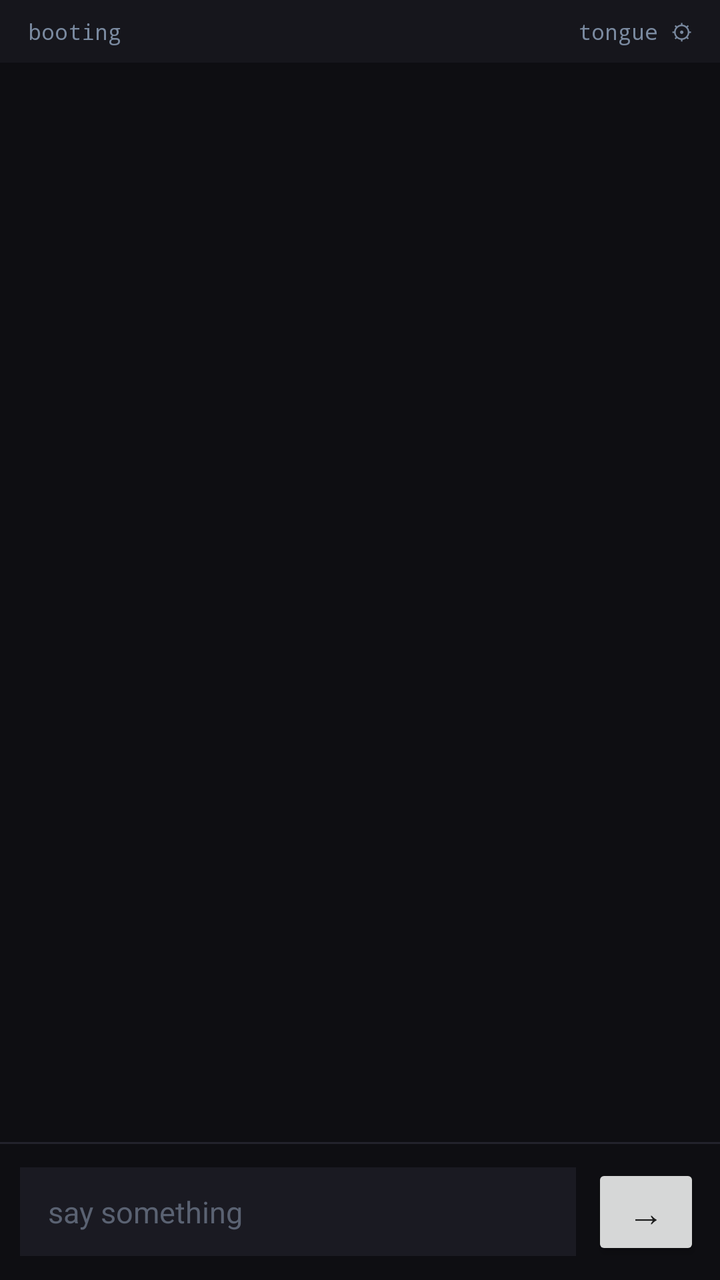
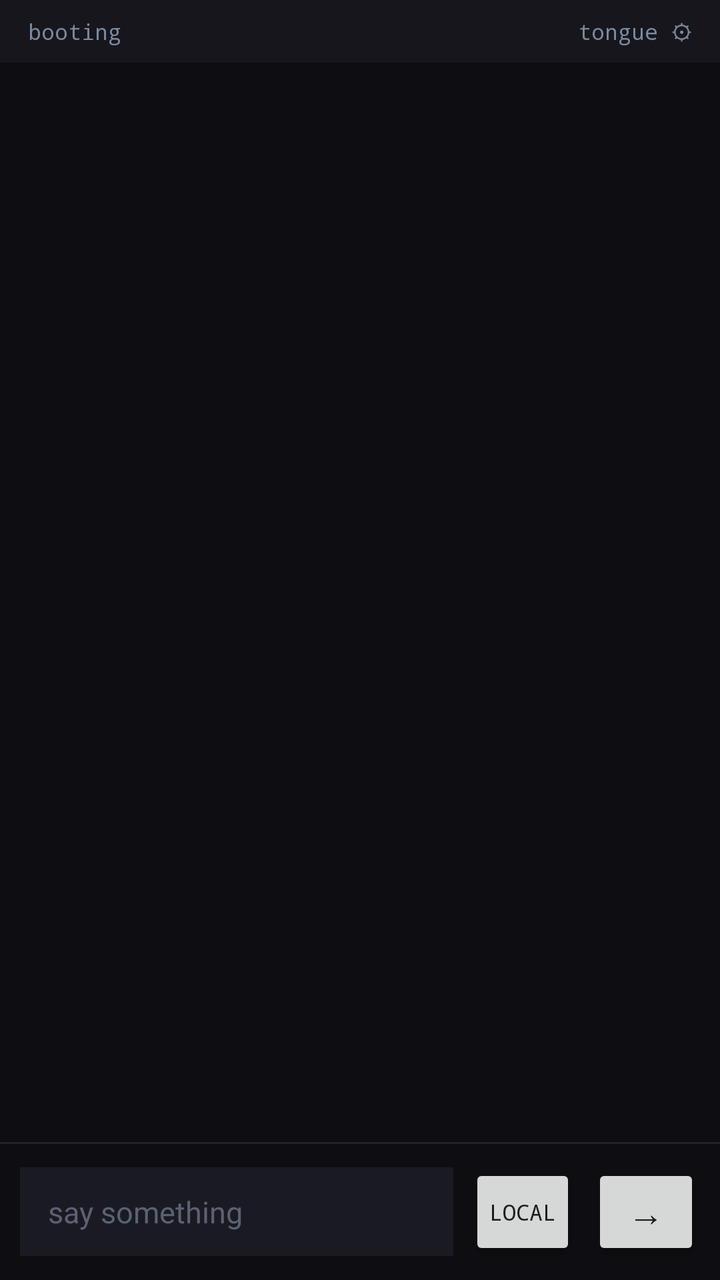

The first picture is an Android layout as it rendered before a commit; the second is the same layout after the commit. The layout source and the unified diff follow.
<!-- AndroidManifest.xml: application theme Theme.AppCompat.DayNight.NoActionBar -->
<!-- res/layout/activity_main.xml -->
<?xml version="1.0" encoding="utf-8"?>
<LinearLayout xmlns:android="http://schemas.android.com/apk/res/android"
    android:orientation="vertical"
    android:layout_width="match_parent"
    android:layout_height="match_parent"
    android:background="#0E0E12">

    
    <LinearLayout
        android:layout_width="match_parent"
        android:layout_height="wrap_content"
        android:background="#16161C"
        android:orientation="horizontal"
        android:gravity="center_vertical">
        <TextView
            android:id="@+id/status"
            android:layout_width="0dp"
            android:layout_height="wrap_content"
            android:layout_weight="1"
            android:paddingHorizontal="14dp"
            android:paddingVertical="8dp"
            android:fontFamily="monospace"
            android:textSize="11sp"
            android:textColor="#7A8AA0"
            android:text="booting" />
        <TextView
            android:id="@+id/settingsButton"
            android:layout_width="wrap_content"
            android:layout_height="wrap_content"
            android:paddingHorizontal="14dp"
            android:paddingVertical="8dp"
            android:fontFamily="monospace"
            android:textSize="11sp"
            android:textColor="#7A8AA0"
            android:text="tongue ⚙" />
    </LinearLayout>

    <ScrollView
        android:id="@+id/scroll"
        android:layout_width="match_parent"
        android:layout_height="0dp"
        android:layout_weight="1"
        android:paddingHorizontal="12dp"
        android:scrollbars="none">
        <TextView
            android:id="@+id/log"
            android:layout_width="match_parent"
            android:layout_height="wrap_content"
            android:fontFamily="monospace"
            android:textSize="14sp"
            android:lineSpacingMultiplier="1.25"
            android:textColor="#D6DBE4"
            android:textIsSelectable="true"
            android:paddingVertical="12dp" />
    </ScrollView>

    <View
        android:layout_width="match_parent"
        android:layout_height="1dp"
        android:background="#23232C" />

    <LinearLayout
        android:orientation="horizontal"
        android:layout_width="match_parent"
        android:layout_height="wrap_content"
        android:padding="10dp"
        android:gravity="center_vertical">
        <EditText
            android:id="@+id/input"
            android:layout_width="0dp"
            android:layout_weight="1"
            android:layout_height="wrap_content"
            android:background="#1A1A22"
            android:paddingHorizontal="14dp"
            android:paddingVertical="12dp"
            android:hint="say something"
            android:textColorHint="#5A6272"
            android:textColor="#E8ECF2"
            android:textSize="15sp"
            android:maxLines="4"
            android:imeOptions="actionSend"
            android:inputType="textCapSentences|textMultiLine" />
        <Button
            android:id="@+id/send"
            android:layout_width="wrap_content"
            android:layout_height="wrap_content"
            android:layout_marginStart="8dp"
            android:minWidth="0dp"
            android:paddingHorizontal="18dp"
            android:text="→"
            android:textSize="18sp" />
    </LinearLayout>
</LinearLayout>
<!-- resources referenced by this layout -->
<resources>

</resources>

<!-- the commit's change to res/layout/activity_main.xml (unified diff, before → after) -->
@@ -81,6 +81,17 @@
             android:imeOptions="actionSend"
             android:inputType="textCapSentences|textMultiLine" />
         <Button
+            android:id="@+id/localButton"
+            android:layout_width="wrap_content"
+            android:layout_height="wrap_content"
+            android:layout_marginStart="8dp"
+            android:minWidth="0dp"
+            android:paddingHorizontal="10dp"
+            android:text="local"
+            android:textSize="11sp"
+            android:fontFamily="monospace" />
+
+        <Button
             android:id="@+id/send"
             android:layout_width="wrap_content"
             android:layout_height="wrap_content"
